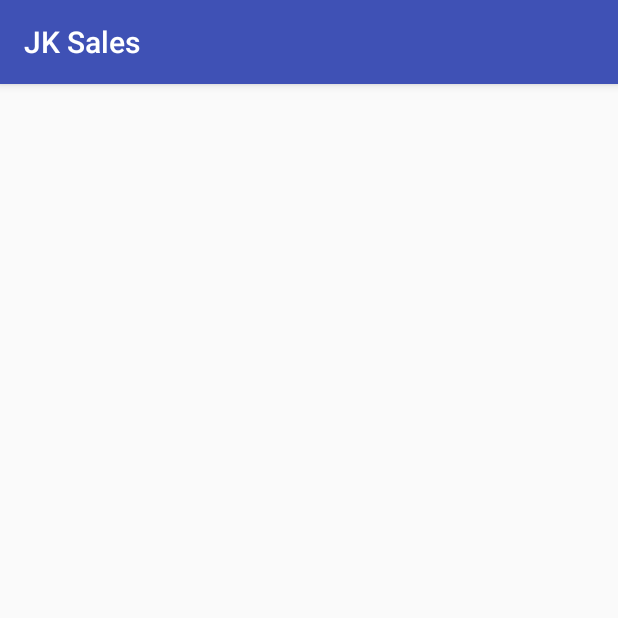
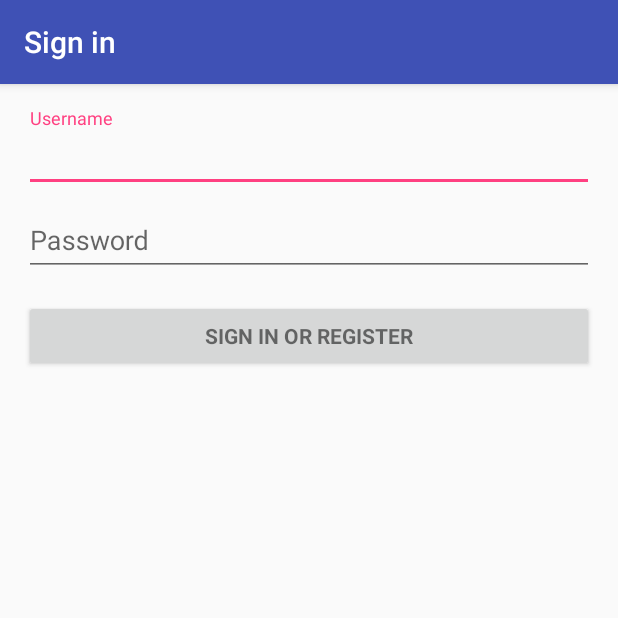
Before and after one commit to Nitinrahgav/JKSales2, an Android app: the screen it shows after launch (MainActivity before the commit, LoginActivity after it), on a phone screen of 412 x 824 dp, the top half of it. Run offline under Robolectric (Android 15) with nearby library versions, the phone set to English and light mode, and no system bars; 2 statements that could not run were skipped.

Commit message:
New Commit

```diff
--- /dev/null
+++ b/app/src/main/java/com/jkpaper/jksales/Activity/LoginActivity.java
@@ -0,0 +1,408 @@
+package com.jkpaper.jksales.Activity;
+
+import android.animation.Animator;
+import android.animation.AnimatorListenerAdapter;
+import android.annotation.TargetApi;
+import android.content.Intent;
+import android.content.pm.PackageManager;
+import android.support.annotation.NonNull;
+import android.support.design.widget.Snackbar;
+import android.support.v7.app.AppCompatActivity;
+import android.app.LoaderManager.LoaderCallbacks;
+
+import android.content.CursorLoader;
+import android.content.Loader;
+import android.database.Cursor;
+import android.net.Uri;
+import android.os.AsyncTask;
+
+import android.os.Build;
+import android.os.Bundle;
+import android.provider.ContactsContract;
+import android.text.TextUtils;
+import android.util.Log;
+import android.view.KeyEvent;
+import android.view.View;
+import android.view.View.OnClickListener;
+import android.view.inputmethod.EditorInfo;
+import android.widget.ArrayAdapter;
+import android.widget.AutoCompleteTextView;
+import android.widget.Button;
+import android.widget.EditText;
+import android.widget.TextView;
+import android.widget.Toast;
+
+import com.jkpaper.jksales.R;
+
+import org.json.JSONArray;
+import org.json.JSONException;
+import org.json.JSONObject;
+
+import java.io.IOException;
+import java.util.ArrayList;
+import java.util.List;
+
+import okhttp3.Call;
+import okhttp3.Callback;
+import okhttp3.MultipartBody;
+import okhttp3.OkHttpClient;
+import okhttp3.Request;
+import okhttp3.RequestBody;
+
+import static android.Manifest.permission.READ_CONTACTS;
+
+/**
+ * A login screen that offers login via email/password.
+ */
+public class LoginActivity extends AppCompatActivity implements LoaderCallbacks<Cursor> {
+
+    /**
+     * Id to identity READ_CONTACTS permission request.
+     */
+    private static final int REQUEST_READ_CONTACTS = 0;
+    private static String LOGIN_URL = "http://www.nitinraghav.com/jkapi/login.php";
+
+    /**
+     * A dummy authentication store containing known user names and passwords.
+     * TODO: remove after connecting to a real authentication system.
+     */
+    private static final String[] DUMMY_CREDENTIALS = new String[]{
+            "foo@example.com:hello", "bar@example.com:world"
+    };
+    /**
+     * Keep track of the login task to ensure we can cancel it if requested.
+     */
+    private UserLoginTask mAuthTask = null;
+
+    // UI references.
+    private AutoCompleteTextView mEmailView;
+    private EditText mPasswordView;
+    private View mProgressView;
+    private View mLoginFormView;
+
+    @Override
+    protected void onCreate(Bundle savedInstanceState) {
+        super.onCreate(savedInstanceState);
+        setContentView(R.layout.activity_login);
+        // Set up the login form.
+        mEmailView = (AutoCompleteTextView) findViewById(R.id.email);
+        populateAutoComplete();
+
+        mPasswordView = (EditText) findViewById(R.id.password);
+        mPasswordView.setOnEditorActionListener(new TextView.OnEditorActionListener() {
+            @Override
+            public boolean onEditorAction(TextView textView, int id, KeyEvent keyEvent) {
+                if (id == R.id.login || id == EditorInfo.IME_NULL) {
+                    attemptLogin();
+                    return true;
+                }
+                return false;
+            }
+        });
+
+        Button mEmailSignInButton = (Button) findViewById(R.id.email_sign_in_button);
+        mEmailSignInButton.setOnClickListener(new OnClickListener() {
+            @Override
+            public void onClick(View view) {
+                attemptLogin();
+            }
+        });
+
+        mLoginFormView = findViewById(R.id.login_form);
+        mProgressView = findViewById(R.id.login_progress);
+    }
+
+    private void populateAutoComplete() {
+        if (!mayRequestContacts()) {
+            return;
+        }
+
+        getLoaderManager().initLoader(0, null, this);
+    }
+
+    private boolean mayRequestContacts() {
+        if (Build.VERSION.SDK_INT < Build.VERSION_CODES.M) {
+            return true;
+        }
+        if (checkSelfPermission(READ_CONTACTS) == PackageManager.PERMISSION_GRANTED) {
+            return true;
+        }
+        if (shouldShowRequestPermissionRationale(READ_CONTACTS)) {
+            Snackbar.make(mEmailView, R.string.permission_rationale, Snackbar.LENGTH_INDEFINITE)
+                    .setAction(android.R.string.ok, new View.OnClickListener() {
+                        @Override
+                        @TargetApi(Build.VERSION_CODES.M)
+                        public void onClick(View v) {
+                            requestPermissions(new String[]{READ_CONTACTS}, REQUEST_READ_CONTACTS);
+                        }
+                    });
+        } else {
+            requestPermissions(new String[]{READ_CONTACTS}, REQUEST_READ_CONTACTS);
+        }
+        return false;
+    }
+
+    /**
+     * Callback received when a permissions request has been completed.
+     */
+    @Override
+    public void onRequestPermissionsResult(int requestCode, @NonNull String[] permissions,
+                                           @NonNull int[] grantResults) {
+        if (requestCode == REQUEST_READ_CONTACTS) {
+            if (grantResults.length == 1 && grantResults[0] == PackageManager.PERMISSION_GRANTED) {
+                populateAutoComplete();
+            }
+        }
+    }
+
+
+    /**
+     * Attempts to sign in or register the account specified by the login form.
+     * If there are form errors (invalid email, missing fields, etc.), the
+     * errors are presented and no actual login attempt is made.
+     */
+    private void attemptLogin() {
+        if (mAuthTask != null) {
+            return;
+        }
+
+        // Reset errors.
+        mEmailView.setError(null);
+        mPasswordView.setError(null);
+
+        // Store values at the time of the login attempt.
+        String email = mEmailView.getText().toString();
+        String password = mPasswordView.getText().toString();
+
+        boolean cancel = false;
+        View focusView = null;
+
+
+        if (cancel) {
+            // There was an error; don't attempt login and focus the first
+            // form field with an error.
+            focusView.requestFocus();
+        } else {
+            // Show a progress spinner, and kick off a background task to
+            // perform the user login attempt.
+            showProgress(true);
+            mAuthTask = new UserLoginTask(email, password);
+            mAuthTask.execute((Void) null);
+        }
+    }
+
+    private boolean isEmailValid(String email) {
+        //TODO: Replace this with your own logic
+        return email.contains("@");
+    }
+
+    private boolean isPasswordValid(String password) {
+        //TODO: Replace this with your own logic
+        return password.length() > 4;
+    }
+
+    /**
+     * Shows the progress UI and hides the login form.
+     */
+    @TargetApi(Build.VERSION_CODES.HONEYCOMB_MR2)
+    private void showProgress(final boolean show) {
+        // On Honeycomb MR2 we have the ViewPropertyAnimator APIs, which allow
+        // for very easy animations. If available, use these APIs to fade-in
+        // the progress spinner.
+        if (Build.VERSION.SDK_INT >= Build.VERSION_CODES.HONEYCOMB_MR2) {
+            int shortAnimTime = getResources().getInteger(android.R.integer.config_shortAnimTime);
+
+            mLoginFormView.setVisibility(show ? View.GONE : View.VISIBLE);
+            mLoginFormView.animate().setDuration(shortAnimTime).alpha(
+                    show ? 0 : 1).setListener(new AnimatorListenerAdapter() {
+                @Override
+                public void onAnimationEnd(Animator animation) {
+                    mLoginFormView.setVisibility(show ? View.GONE : View.VISIBLE);
+                }
+            });
+
+            mProgressView.setVisibility(show ? View.VISIBLE : View.GONE);
+            mProgressView.animate().setDuration(shortAnimTime).alpha(
+                    show ? 1 : 0).setListener(new AnimatorListenerAdapter() {
+                @Override
+                public void onAnimationEnd(Animator animation) {
+                    mProgressView.setVisibility(show ? View.VISIBLE : View.GONE);
+                }
+            });
+        } else {
+            // The ViewPropertyAnimator APIs are not available, so simply show
+            // and hide the relevant UI components.
+            mProgressView.setVisibility(show ? View.VISIBLE : View.GONE);
+            mLoginFormView.setVisibility(show ? View.GONE : View.VISIBLE);
+        }
+    }
+
+    @Override
+    public Loader<Cursor> onCreateLoader(int i, Bundle bundle) {
+        return new CursorLoader(this,
+                // Retrieve data rows for the device user's 'profile' contact.
+                Uri.withAppendedPath(ContactsContract.Profile.CONTENT_URI,
+                        ContactsContract.Contacts.Data.CONTENT_DIRECTORY), ProfileQuery.PROJECTION,
+
+                // Select only email addresses.
+                ContactsContract.Contacts.Data.MIMETYPE +
+                        " = ?", new String[]{ContactsContract.CommonDataKinds.Email
+                .CONTENT_ITEM_TYPE},
+
+                // Show primary email addresses first. Note that there won't be
+                // a primary email address if the user hasn't specified one.
+                ContactsContract.Contacts.Data.IS_PRIMARY + " DESC");
+    }
+
+    @Override
+    public void onLoadFinished(Loader<Cursor> cursorLoader, Cursor cursor) {
+        List<String> emails = new ArrayList<>();
+        cursor.moveToFirst();
+        while (!cursor.isAfterLast()) {
+            emails.add(cursor.getString(ProfileQuery.ADDRESS));
+            cursor.moveToNext();
+        }
+
+        addEmailsToAutoComplete(emails);
+    }
+
+    @Override
+    public void onLoaderReset(Loader<Cursor> cursorLoader) {
+
+    }
+
+    private void addEmailsToAutoComplete(List<String> emailAddressCollection) {
+        //Create adapter to tell the AutoCompleteTextView what to show in its dropdown list.
+        ArrayAdapter<String> adapter =
+                new ArrayAdapter<>(LoginActivity.this,
+                        android.R.layout.simple_dropdown_item_1line, emailAddressCollection);
+
+        mEmailView.setAdapter(adapter);
+    }
+
+
+    private interface ProfileQuery {
+        String[] PROJECTION = {
+                ContactsContract.CommonDataKinds.Email.ADDRESS,
+                ContactsContract.CommonDataKinds.Email.IS_PRIMARY,
+        };
+
+        int ADDRESS = 0;
+        int IS_PRIMARY = 1;
+    }
+
+    /**
+     * Represents an asynchronous login/registration task used to authenticate
+     * the user.
+     */
+    public class UserLoginTask extends AsyncTask<Void, Void, Boolean> {
+
+        private final String mEmail;
+        private final String mPassword;
+
+        UserLoginTask(String email, String password) {
+            mEmail = email;
+            mPassword = password;
+        }
+
+        @Override
+        protected Boolean doInBackground(Void... params) {
+            // TODO: attempt authentication against a network service.
+
+            try {
+                OkHttpClient client = new OkHttpClient();
+                RequestBody requestBody = new MultipartBody.Builder()
+                        .setType(MultipartBody.FORM)
+                        .addFormDataPart("user", mEmail)
+                        .addFormDataPart("pass", mPassword)
+                        .build();
+                Request request = new Request.Builder().url(LOGIN_URL).addHeader("Token","d75542712c868c1690110db641ba01a").post(requestBody).build();
+                okhttp3.Call call = client.newCall(request);
+                call.enqueue(new Callback() {
+
+
+                    public static final String MODE_PRIVATE = "";
+
+                    @Override
+                    public void onFailure(Call call, IOException e) {
+                        System.out.println("Registration Error" + e.getMessage());
+                    }
+
+                    @Override
+                    public void onResponse(Call call, okhttp3.Response response) throws IOException {
+
+                        try {
+                            String resp = response.body().string();
+                            JSONArray arr = null;
+                            try {
+                                arr = new JSONArray(resp);
+                            } catch (JSONException e) {
+                                e.printStackTrace();
+                            }
+                            JSONObject jObj = null;
+                            try {
+                                jObj = arr.getJSONObject(0);
+                            } catch (JSONException e) {
+                                e.printStackTrace();
+                            }
+                            try {
+                                String type = jObj.getString("type");
+                                String msg = jObj.getString("message");
+                                if(type == "Success"){
+                                    Intent intent = new Intent(getApplicationContext(), MainActivity.class);
+                                    startActivity(intent);
+                                }else{
+                                    Toast.makeText(getApplicationContext(),msg,Toast.LENGTH_SHORT).show();
+                                }
+                            } catch (JSONException e) {
+                                e.printStackTrace();
+                            }
+                            Log.v("Response", resp);
+
+                            if (response.isSuccessful()) {
+                            }else {
+                                //
+                            }
+                        } catch (IOException e) {
+                            System.out.println("Exception caught" + e.getMessage());
+                        }
+                    }
+
+                });
+                Thread.sleep(2000);
+            } catch (InterruptedException e) {
+                return false;
+            }
+
+            for (String credential : DUMMY_CREDENTIALS) {
+                String[] pieces = credential.split(":");
+                if (pieces[0].equals(mEmail)) {
+                    // Account exists, return true if the password matches.
+                    return pieces[1].equals(mPassword);
+                }
+            }
+
+            // TODO: register the new account here.
+            return true;
+        }
+
+        @Override
+        protected void onPostExecute(final Boolean success) {
+            mAuthTask = null;
+            showProgress(false);
+
+            if (success) {
+
+            } else {
+                mPasswordView.setError(getString(R.string.error_incorrect_password));
+                mPasswordView.requestFocus();
+            }
+        }
+
+        @Override
+        protected void onCancelled() {
+            mAuthTask = null;
+            showProgress(false);
+        }
+    }
+}
--- a/app/src/main/java/com/jkpaper/jksales/Adapters/MenuAdapter.java
+++ b/app/src/main/java/com/jkpaper/jksales/Adapters/MenuAdapter.java
@@ -1,6 +1,7 @@
 package com.jkpaper.jksales.Adapters;
 
 import android.content.Context;
+import android.support.v7.widget.CardView;
 import android.support.v7.widget.RecyclerView;
 import android.view.LayoutInflater;
 import android.view.View;
@@ -21,9 +22,11 @@ public class MenuAdapter extends RecyclerView.Adapter<MenuAdapter.MyViewHolder>
     }
     public class MyViewHolder extends RecyclerView.ViewHolder {
         TextView textName;
+        CardView cardMenu;
         public MyViewHolder(View itemView) {
             super(itemView);
             textName = (TextView)itemView.findViewById(R.id.tv_android);
+            cardMenu = (CardView)itemView.findViewById(R.id.card_menus);
 
         }
     }
@@ -36,6 +39,7 @@ public class MenuAdapter extends RecyclerView.Adapter<MenuAdapter.MyViewHolder>
     @Override
     public void onBindViewHolder(MyViewHolder holder, int position) {
         holder.textName.setText(menus.get(position).getMenuName());
+
     }
 
 
--- /dev/null
+++ b/app/src/main/res/layout/activity_login.xml
@@ -0,0 +1,77 @@
+<LinearLayout xmlns:android="http://schemas.android.com/apk/res/android"
+    xmlns:tools="http://schemas.android.com/tools"
+    android:layout_width="match_parent"
+    android:layout_height="match_parent"
+    android:gravity="center_horizontal"
+    android:orientation="vertical"
+    android:paddingBottom="@dimen/activity_vertical_margin"
+    android:paddingLeft="@dimen/activity_horizontal_margin"
+    android:paddingRight="@dimen/activity_horizontal_margin"
+    android:paddingTop="@dimen/activity_vertical_margin"
+    tools:context="com.jkpaper.jksales.Activity.LoginActivity">
+
+    <!-- Login progress -->
+    <ProgressBar
+        android:id="@+id/login_progress"
+        style="?android:attr/progressBarStyleLarge"
+        android:layout_width="wrap_content"
+        android:layout_height="wrap_content"
+        android:layout_marginBottom="8dp"
+        android:visibility="gone" />
+
+    <ScrollView
+        android:id="@+id/login_form"
+        android:layout_width="match_parent"
+        android:layout_height="match_parent">
+
+        <LinearLayout
+            android:id="@+id/email_login_form"
+            android:layout_width="match_parent"
+            android:layout_height="wrap_content"
+            android:orientation="vertical">
+
+            <android.support.design.widget.TextInputLayout
+                android:layout_width="match_parent"
+                android:layout_height="wrap_content">
+
+                <AutoCompleteTextView
+                    android:id="@+id/email"
+                    android:layout_width="match_parent"
+                    android:layout_height="wrap_content"
+                    android:hint="@string/prompt_email"
+                    android:inputType="textEmailAddress"
+                    android:maxLines="1"
+                    android:singleLine="true" />
+
+            </android.support.design.widget.TextInputLayout>
+
+            <android.support.design.widget.TextInputLayout
+                android:layout_width="match_parent"
+                android:layout_height="wrap_content">
+
+                <EditText
+                    android:id="@+id/password"
+                    android:layout_width="match_parent"
+                    android:layout_height="wrap_content"
+                    android:hint="@string/prompt_password"
+                    android:imeActionId="@+id/login"
+                    android:imeActionLabel="@string/action_sign_in_short"
+                    android:imeOptions="actionUnspecified"
+                    android:inputType="textPassword"
+                    android:maxLines="1"
+                    android:singleLine="true" />
+
+            </android.support.design.widget.TextInputLayout>
+
+            <Button
+                android:id="@+id/email_sign_in_button"
+                style="?android:textAppearanceSmall"
+                android:layout_width="match_parent"
+                android:layout_height="wrap_content"
+                android:layout_marginTop="16dp"
+                android:text="@string/action_sign_in"
+                android:textStyle="bold" />
+
+        </LinearLayout>
+    </ScrollView>
+</LinearLayout>
--- a/app/src/main/res/layout/row_layout.xml
+++ b/app/src/main/res/layout/row_layout.xml
@@ -5,6 +5,7 @@
     android:background="@color/colorPrimaryDark"
     android:layout_width="match_parent"
     android:layout_margin="30dp"
+    android:id="@+id/card_menus"
     app:cardCornerRadius="4dp"
     app:cardBackgroundColor="@color/colorPrimaryDark"
     android:layout_height="wrap_content">
--- /dev/null
+++ b/app/src/main/res/values/dimens.xml
@@ -0,0 +1,5 @@
+<resources>
+    <!-- Default screen margins, per the Android Design guidelines. -->
+    <dimen name="activity_horizontal_margin">16dp</dimen>
+    <dimen name="activity_vertical_margin">16dp</dimen>
+</resources>
--- a/app/src/main/res/values/strings.xml
+++ b/app/src/main/res/values/strings.xml
@@ -1,4 +1,18 @@
 <resources>
     <string name="app_name">JK Sales</string>
     <string name="base_url">http://www.nitinraghav.com</string>
+    <string name="title_activity_login">Sign in</string>
+
+    <!-- Strings related to login -->
+    <string name="prompt_email">Username</string>
+    <string name="prompt_password">Password</string>
+    <string name="action_sign_in">Sign in or register</string>
+    <string name="action_sign_in_short">Sign in</string>
+    <string name="error_invalid_email">This email address is invalid</string>
+    <string name="error_invalid_password">This password is too short</string>
+    <string name="error_incorrect_password">This password is incorrect</string>
+    <string name="error_field_required">This field is required</string>
+    <string name="permission_rationale">"Contacts permissions are needed for providing email
+        completions."
+    </string>
 </resources>
```
Also changed, not shown: app/src/main/AndroidManifest.xml (+14 -2 lines), app/src/main/java/com/jkpaper/jksales/Models/Data.java (+7 -0 lines).
